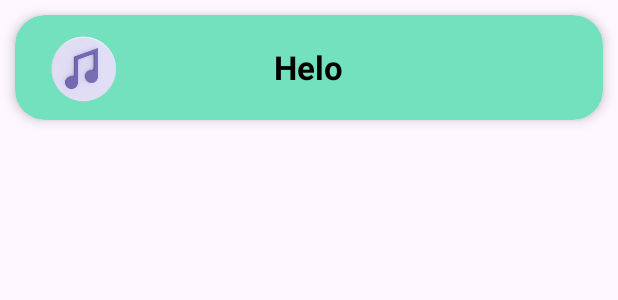
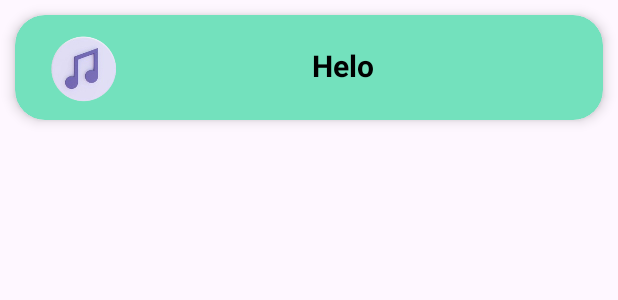
Before and after one commit to KaziMuntazim/MusicApp, an Android app: the layout songlist.xml on its own in the app's theme, with its tools: preview values and no code run, on a phone screen of 412 x 824 dp. Shown: the top 300 px of the screen. Run offline under Robolectric (Android 15) with nearby library versions, the phone set to English and light mode, and no system bars.

Commit message:
Layout Update

```diff
--- a/EnMusic/app/src/main/res/layout/activity_play_song.xml
+++ b/EnMusic/app/src/main/res/layout/activity_play_song.xml
@@ -38,6 +38,7 @@
         android:marqueeRepeatLimit="marquee_forever"
         android:ellipsize="marquee"
         android:scrollHorizontally="true"
+        android:singleLine="true"
         android:textAlignment="center"
         android:padding="10dp"
         android:layout_marginTop="50dp" />
--- a/EnMusic/app/src/main/res/layout/songlist.xml
+++ b/EnMusic/app/src/main/res/layout/songlist.xml
@@ -20,19 +20,30 @@
             android:layout_marginLeft="10dp"
             android:src="@drawable/song"
             />
+        <LinearLayout
+            android:layout_width="match_parent"
+            android:layout_height="wrap_content"
+            android:gravity="center"
+            android:layout_marginLeft="85dp"
+            android:padding="20dp"
+            >
         <TextView
             android:id="@+id/song_text"
-            android:layout_width="wrap_content"
+            android:layout_width="match_parent"
+            android:textAlignment="center"
             android:layout_height="wrap_content"
             android:layout_gravity="center"
             android:text="Helo"
+            android:layout_marginRight="40dp"
             android:textColor="@color/black"
-            android:textSize="22dp"
+            android:textSize="20dp"
             android:textStyle="bold"
             android:marqueeRepeatLimit="marquee_forever"
             android:ellipsize="marquee"
             android:scrollHorizontally="true"
+            android:singleLine="true"
             />
+        </LinearLayout>
 
 
 </androidx.cardview.widget.CardView>
```
